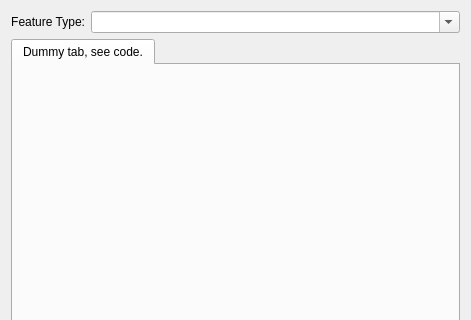
GPlates/GPlates, file src/qt-widgets/FeaturePropertiesDialogUi.ui: the form before one commit; both pictures show x 0 to 471 and y 0 to 320 of the 471 by 600 pixel window.
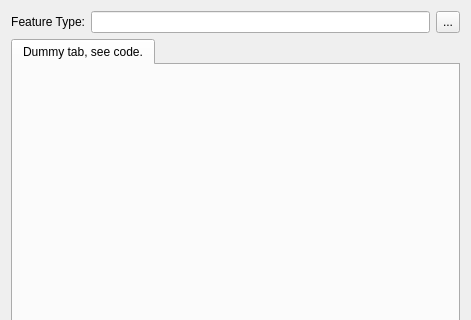
The form after the commit. Icons and pictures are not drawn.

The edit to the form file:
```diff
--- a/src/qt-widgets/FeaturePropertiesDialogUi.ui
+++ b/src/qt-widgets/FeaturePropertiesDialogUi.ui
@@ -33,18 +33,25 @@
       </widget>
      </item>
      <item>
-      <widget class="QComboBox" name="combobox_feature_type" >
-       <property name="sizePolicy" >
-        <sizepolicy vsizetype="Fixed" hsizetype="Expanding" >
+      <widget class="QLineEdit" name="lineedit_feature_type">
+       <property name="readOnly">
+        <bool>true</bool>
+       </property>
+      </widget>
+     </item>
+     <item>
+      <widget class="QToolButton" name="toolbutton_change_feature_type">
+       <property name="sizePolicy">
+        <sizepolicy hsizetype="Fixed" vsizetype="Preferred">
          <horstretch>0</horstretch>
          <verstretch>0</verstretch>
         </sizepolicy>
        </property>
-       <property name="editable" >
-        <bool>true</bool>
+       <property name="toolTip">
+        <string>Change Feature Type</string>
        </property>
-       <property name="maxVisibleItems" >
-        <number>20</number>
+       <property name="text">
+        <string>...</string>
        </property>
       </widget>
      </item>
```
Left out of the diff: 57 changed lines with no effect on the pictures.
